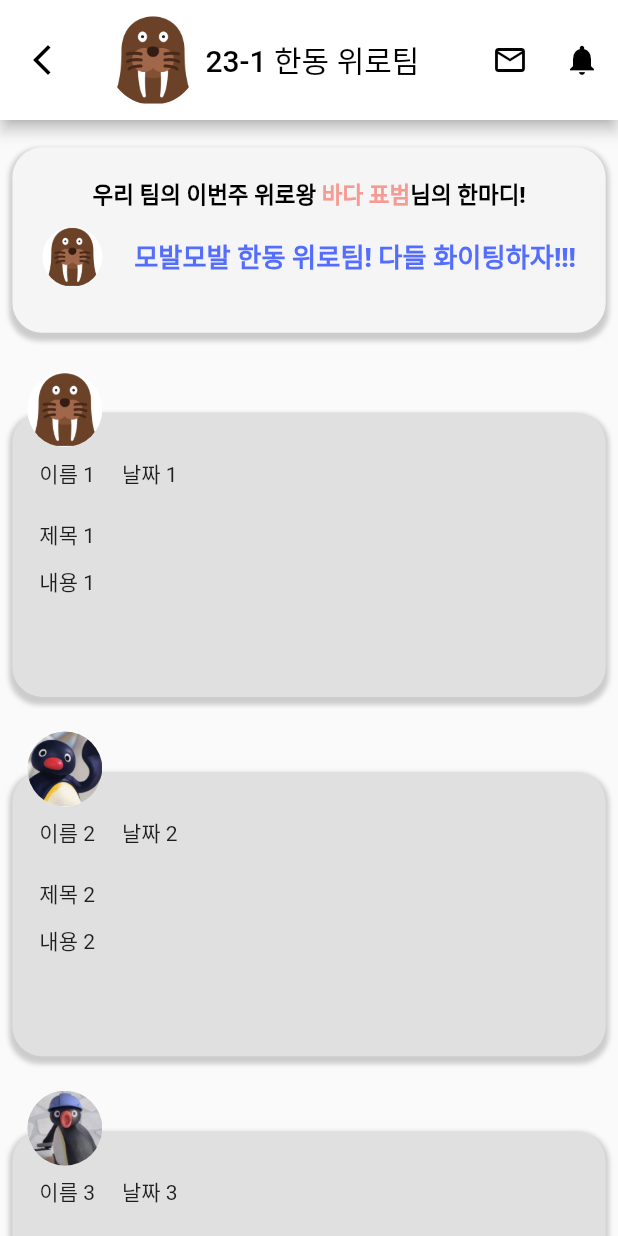
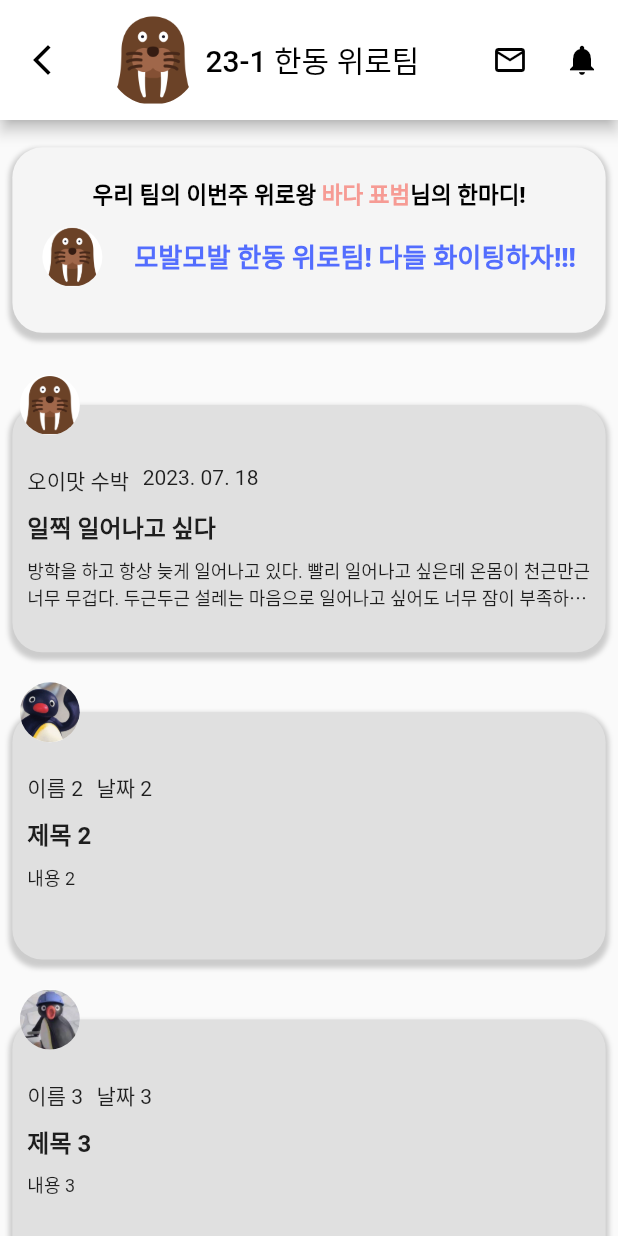
Before and after one commit to MobalWorld/Mobal_Front, a Flutter app: the GroupMain screen opened directly, on a phone screen of 412 x 824 dp. Run offline on Flutter 3.47's test engine with Material 2 defaults, Android fonts, the phone set to English and light mode, and no system bars; our stand-ins replace cloud_firestore, firebase_auth, firebase_core, flutter_screenutil, get, google_sign_in; accounts and stored records are empty.

Commit message:
Modified group_main page

```diff
--- a/lib/UI/group_main.dart
+++ b/lib/UI/group_main.dart
@@ -9,11 +9,23 @@ class GroupMain extends StatefulWidget {
   State<GroupMain> createState() => _GroupMainState();
 }
 
-final List<String> name = <String>['이름 1', '이름 2', '이름 3'];
-final List<String> title = <String>['제목 1', '제목 2', '제목 3'];
-final List<String> content = <String>['내용 1', '내용 2', '내용 3'];
-final List<String> date = <String>['날짜 1', '날짜 2', '날짜 3'];
-final List<String> image = <String> ['assets/walrus.png','assets/peng1.jpg','assets/peng2.jpg'];
+final List<String> name = <String>['오이맛 수박', '이름 2', '이름 3'];
+final List<String> title = <String>[
+  '일찍 일어나고 싶다',
+  '제목 2',
+  '제목 3',
+];
+final List<String> content = <String>[
+  '방학을 하고 항상 늦게 일어나고 있다. 빨리 일어나고 싶은데 온몸이 천근만근 너무 무겁다. 두근두근 설레는 마음으로 일어나고 싶어도 너무 잠이 부족하다. 수면부족의 큰 문제는 성격이 예민해진다는 것이고 이는 결국 다른 사람에게 상처를 줄 수 있을 만큼 예민해진다. 나는 언제쯤 잠을 많이 자게 될까? 그런데 주변을 보면 다들 늦게 자는 것 같다. 다크서클이 너무 심해서 동아리 이름을 다크라고 지어 다크서클이 되어도 좋을 것 같다. ',
+  '내용 2',
+  '내용 3',
+];
+final List<String> date = <String>['2023. 07. 18', '날짜 2', '날짜 3'];
+final List<String> image = <String>[
+  'assets/walrus.png',
+  'assets/peng1.jpg',
+  'assets/peng2.jpg'
+];
 
 class _GroupMainState extends State<GroupMain> {
   @override
@@ -24,11 +36,13 @@ class _GroupMainState extends State<GroupMain> {
           backgroundColor: Colors.white,
           toolbarHeight: 80,
           leading: IconButton(
-        icon: Icon(Icons.arrow_back_ios_new,color: Colors.black,)
-        ,
-        onPressed
-            :
-            () {},
+            icon: Icon(
+              Icons.arrow_back_ios_new,
+              color: Colors.black,
+            ),
+            onPressed: () {
+              Navigator.pop(context);
+            },
           ),
           title: Row(
             children: [
@@ -38,12 +52,15 @@ class _GroupMainState extends State<GroupMain> {
                 radius: 30, //프로필 사진 원 사이즈 -> 30으로 고정
               ),
               SizedBox(width: 5),
-          Text('23-1 한동 위로팀',style: TextStyle(color: Colors.black),),
+              Text(
+                '23-1 한동 위로팀',
+                style: TextStyle(color: Colors.black),
+              ),
             ],
           ),
           actions: [
-        IconButton(onPressed: () {}, icon: Icon(Icons.mail_outline,color: Colors.black,)),
-        IconButton(onPressed: () {}, icon: Icon(Icons.notifications,color: Colors.black,)),
+            IconButton(onPressed: () {}, icon: Icon(Icons.mail_outline, color: Colors.black)),
+            IconButton(onPressed: () {}, icon: Icon(Icons.notifications, color: Colors.black)),
           ],
           centerTitle: true,
         ),
@@ -84,13 +101,15 @@ class _GroupMainState extends State<GroupMain> {
                               children: [
                                 TextSpan(
                                   text: '바다 표범',
-    style: TextStyle(fontSize: 15, color: Color(0xFFF69B94),fontWeight: FontWeight.w600),
+                                  style: TextStyle(fontSize: 15, color: Color(0xFFF69B94), fontWeight: FontWeight.w600),
                                 ),
                                 TextSpan(
                                   text: '님의 한마디!',
                                   style: TextStyle(fontSize: 15, color: Colors.black, fontWeight: FontWeight.w800),
                                 ),
-    ])),
+                              ]
+                          )
+                      ),
                       SizedBox(height: 11),
                       Row(
                         mainAxisAlignment: MainAxisAlignment.spaceBetween,
@@ -100,7 +119,10 @@ class _GroupMainState extends State<GroupMain> {
                             backgroundImage: AssetImage('assets/walrus.png'),
                             radius: 20, //프로필 사진 원 사이즈 -> 30으로 고정
                           ),
-    Text('모발모발 한동 위로팀! 다들 화이팅하자!!!',style: TextStyle(fontWeight: FontWeight.w800,fontSize: 17.5,color: Colors.indigoAccent),),
+                          Text(
+                            '모발모발 한동 위로팀! 다들 화이팅하자!!!',
+                            style: TextStyle(fontWeight: FontWeight.w800, fontSize: 17.5, color: Colors.indigoAccent),
+                          ),
                         ],
                       ),
                     ],
@@ -108,19 +130,16 @@ class _GroupMainState extends State<GroupMain> {
                 ),
               ),
             ),
-
-      Expanded(child: Container(
+            Expanded(
+              child: Container(
                 child: ListView.builder(
                   padding: EdgeInsets.symmetric(horizontal: 0.01.sh, vertical: 40),
                   itemCount: name.length,
                   itemBuilder: (BuildContext context, int index) {
-              return Transform.translate(
-                offset: Offset(0,5),
-                child: Column(
-                  children: [
-                    Container(
-                      clipBehavior: Clip.none,
-                      height: 0.23.sh,
+                    return Padding(
+                      padding: EdgeInsets.only(bottom: 40),
+                      child: Container(
+                        height: 0.20.sh,
                         decoration: BoxDecoration(
                           color: Colors.grey[300],
                           borderRadius: BorderRadius.circular(20),
@@ -129,83 +148,91 @@ class _GroupMainState extends State<GroupMain> {
                               color: Colors.grey.withOpacity(0.5),
                               spreadRadius: 2,
                               blurRadius: 2,
-                            offset: Offset(0, 3), // changes position of shadow
+                              offset: Offset(0, 3),
                             ),
                           ],
                         ),
-                      child: Padding(
-                        padding: EdgeInsets.all(10),
-                        child: Row(
-                          children: [
-                            Column(
+                        child: Column(
                           crossAxisAlignment: CrossAxisAlignment.start,
                           children: [
-                                //이름과 날짜
-                                    Row(
+                            Transform.translate(
+                              offset: Offset(5, -20), // 왼쪽 상단으로 이동
+                              child: CircleAvatar(
+                                backgroundColor: Colors.white,
+                                backgroundImage: AssetImage(image[index]),
+                                radius: 20,
+                              ),
+                            ),
+                            Padding(
+                              padding: EdgeInsets.symmetric(horizontal: 10),
+                              child: Column(
+                                crossAxisAlignment: CrossAxisAlignment.start,
                                 children: [
-                                        Padding(
-                                          padding: const EdgeInsets.symmetric(horizontal: 8, vertical: 20),
-                                          child: Text(name[index],style: TextStyle(fontSize: 14),),
-                                        ),
-                                        SizedBox(width: 10),
-
-                                          Text(date[index],style: TextStyle(fontSize: 14),),
-
-                                      ],
-                                    ),
-                                //제목
+                                  // 이름과 날짜
                                   Row(
                                     crossAxisAlignment: CrossAxisAlignment.start,
                                     children: [
-                                    Padding(
-                                      padding: const EdgeInsets.fromLTRB(8, 0, 8, 0),
-                                      child: Text(title[index],style: TextStyle(fontSize: 14),),
+                                      Text(
+                                        name[index],
+                                        style: TextStyle(fontSize: 14),
+                                      ),
+                                      // 이름과 날짜 사이 간격
+                                      SizedBox(width: 9),
+                                      Text(
+                                        date[index],
+                                        style: TextStyle(fontSize: 14),
                                       ),
                                     ],
                                   ),
-                                SizedBox(height: 10,),
-                                //내용
+                                  // 이름과날짜 <-> 제목 사이 간격
+                                  SizedBox(height: 8),
+                                  // 제목
                                   Row(
                                     crossAxisAlignment: CrossAxisAlignment.start,
                                     children: [
-                                    Padding(
-                                      padding: const EdgeInsets.fromLTRB(8, 0, 8, 0),
-                                      child: Text(content[index],style: TextStyle(fontSize: 14),),
+                                      Expanded(
+                                        child: Text(
+                                          title[index],
+                                          style: TextStyle(
+                                            fontSize: 16,
+                                            fontWeight: FontWeight.bold,
+                                          ),
+                                          overflow: TextOverflow.ellipsis,
+                                          maxLines: 2,
+                                        ),
                                       ),
                                     ],
                                   ),
-
-
-
-                                    Transform.scale(
-                                      scale: 1,
-                                      child: Transform.translate(offset: Offset(0,-150),
-                                        child: CircleAvatar(
-                                          backgroundColor: Colors.white,
-                                          backgroundImage: AssetImage(image[index]),
-                                          radius: 25, //프로필 사진 원 사이즈 -> 30으로 고정
-                                        ),),
+                                  // 제목 <-> 내용 간격
+                                  SizedBox(height: 8,),
+                                  // 내용
+                                  Row(
+                                    crossAxisAlignment: CrossAxisAlignment.start,
+                                    children: [
+                                      Expanded(
+                                        child: Text(
+                                          content[index],
+                                          style: TextStyle(fontSize: 12),
+                                          maxLines: 2,
+                                          overflow: TextOverflow.ellipsis,
                                         ),
-
-
+                                      ),
                                     ],
                                   ),
-
                                 ],
                               ),
                             ),
+                          ],
                         ),
-                    Container(
-                      height: 50,
+                      ),
+                    );
+                  },
+                ),
+              ),
             )
           ],
         ),
+      ),
     );
-            })
-      ))
-],
-    ),
-
-    ),);
   }
 }
```
Lines whose indentation alone changed are shown as unchanged.
